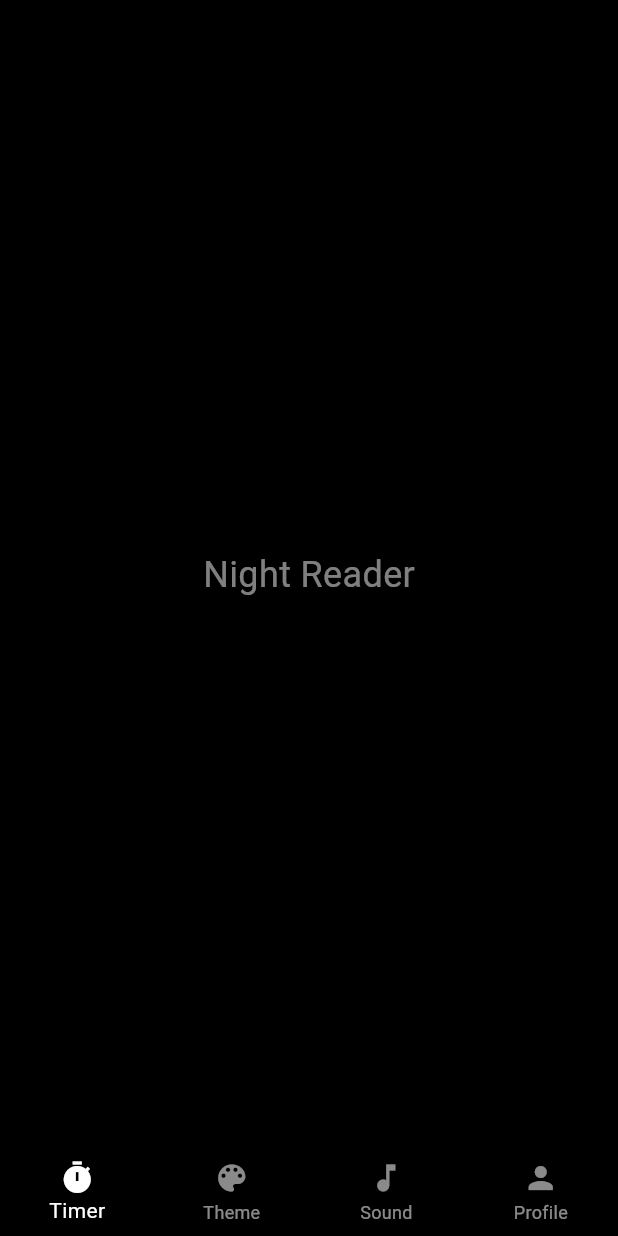
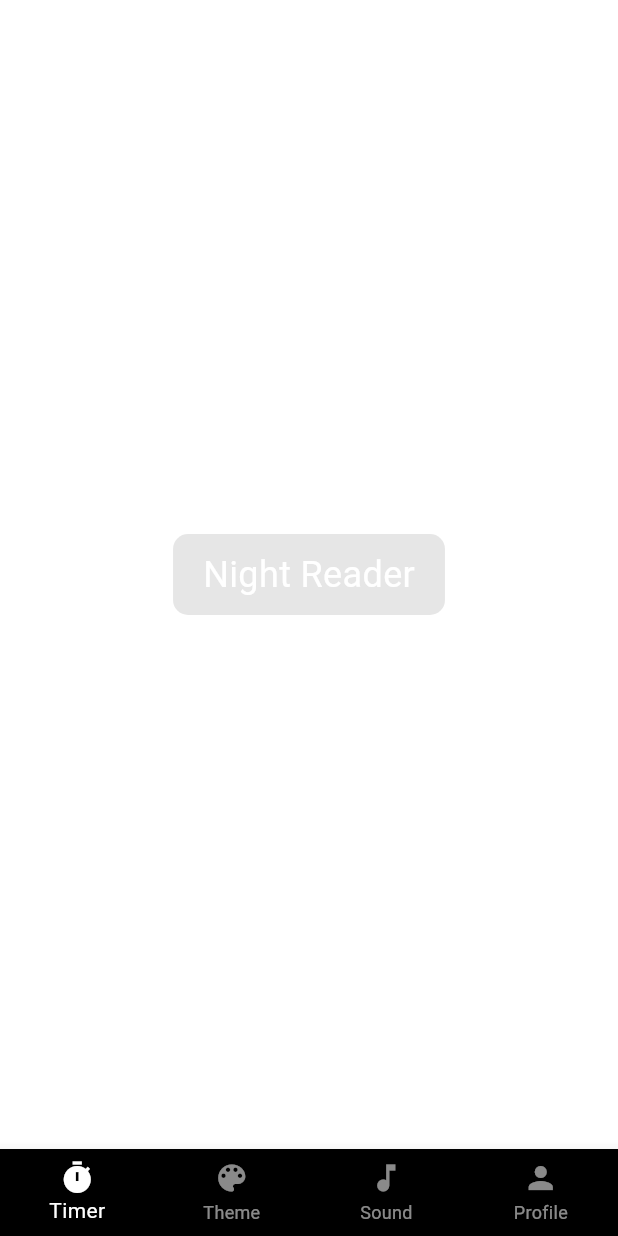
Before and after one commit to rengapraveenx/nightReaderPro, a Flutter app: the HomeScreen screen opened directly, on a phone screen of 412 x 824 dp. Run offline on Flutter 3.47's test engine with Material 3 defaults, Android fonts, the phone set to English and light mode, and no system bars; drawn by our look-alikes of flutter_animate; our stand-ins replace audioplayers, share_plus, shared_preferences, wakelock_plus; missing offline and left inert: screen_brightness; accounts and stored records are empty.

Commit message:
fix: brand name added

```diff
--- a/lib/core/theme/app_theme.dart
+++ b/lib/core/theme/app_theme.dart
@@ -1,11 +1,6 @@
-
 import 'package:flutter/material.dart';
 
-enum AppThemeType {
-  warm,
-  cool,
-  normal,
-}
+enum AppThemeType { warm, cool, normal }
 
 class AppTheme {
   static final Map<AppThemeType, ThemeData> _themes = {
@@ -28,7 +23,7 @@ class AppTheme {
 
   static final Map<AppThemeType, Gradient> gradients = {
     AppThemeType.normal: const LinearGradient(
-      colors: [Colors.black, Colors.black87],
+      colors: [Colors.white, Colors.white],
       begin: Alignment.topLeft,
       end: Alignment.bottomRight,
     ),
--- a/lib/features/home/view/home_screen.dart
+++ b/lib/features/home/view/home_screen.dart
@@ -1,4 +1,3 @@
-
 import 'package:flutter/material.dart';
 import 'package:flutter_animate/flutter_animate.dart';
 import 'package:provider/provider.dart';
@@ -43,9 +42,24 @@ class HomeScreen extends StatelessWidget {
                     child: AnimatedOpacity(
                       opacity: brightnessManager.brightness,
                       duration: const Duration(milliseconds: 300),
-                      child: Text(
-                        brightnessManager.isLocked ? 'Brightness Locked' : 'Night Reader',
-                        style: const TextStyle(color: Colors.white, fontSize: 24),
+                      child: Container(
+                        padding: EdgeInsets.symmetric(
+                          horizontal: 20,
+                          vertical: 10,
+                        ),
+                        decoration: BoxDecoration(
+                          borderRadius: BorderRadius.circular(10),
+                          color: Colors.black12.withAlpha(50),
+                        ),
+                        child: Text(
+                          brightnessManager.isLocked
+                              ? 'Brightness Locked'
+                              : 'Night Reader',
+                          style: const TextStyle(
+                            color: Colors.white,
+                            fontSize: 24,
+                          ),
+                        ),
                       ),
                     ),
                   ),
```
